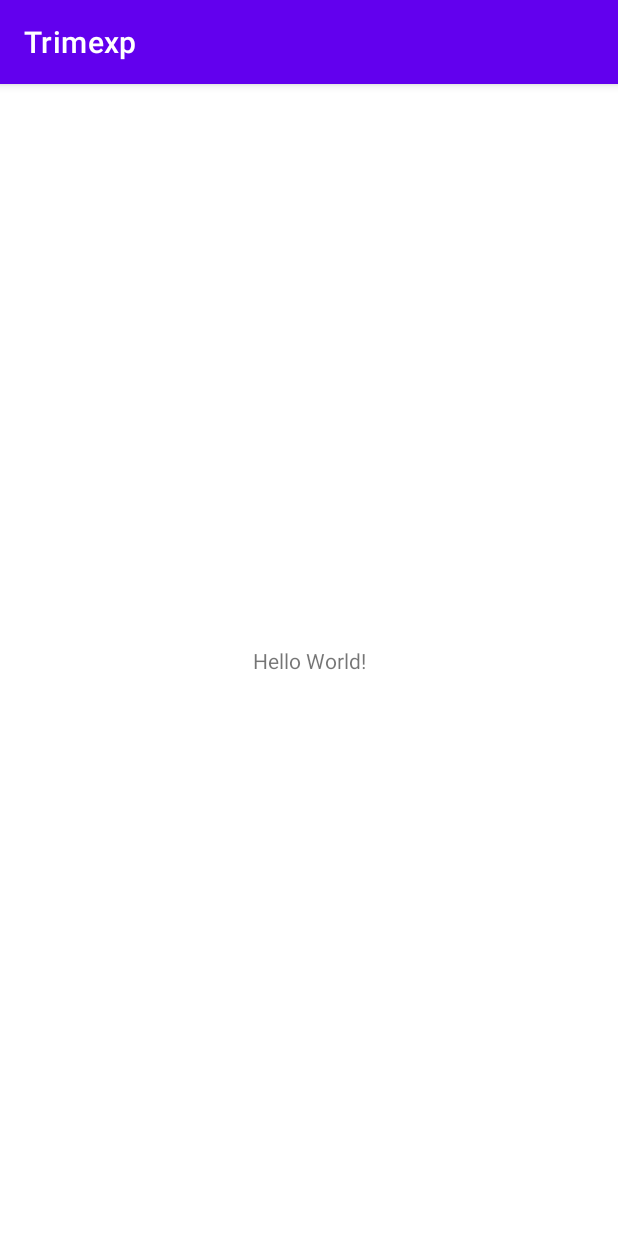
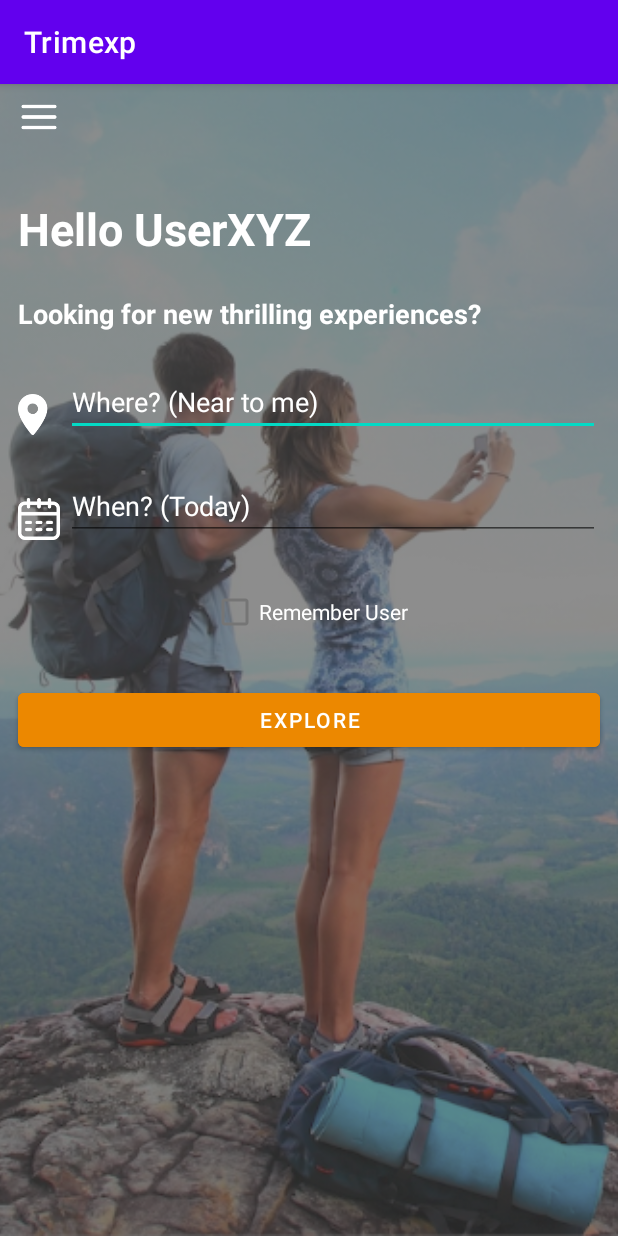
Before and after one commit to sergiexpo/Trimexp, an Android app: the screen it shows after launch (MainActivity before the commit, LoginActivity after it), on a phone screen of 412 x 824 dp. Run offline under Robolectric (Android 15) with nearby library versions, the phone set to English and light mode, and no system bars.

Commit message:
22 - 03 : Login Screen befor laterla menu

```diff
--- a/app/src/main/AndroidManifest.xml
+++ b/app/src/main/AndroidManifest.xml
@@ -18,6 +18,7 @@
         </activity>
 
         <activity android:name=".MainActivity"/>
+        <activity android:name=".LoginActivity"/>
 
     </application>
 
--- /dev/null
+++ b/app/src/main/java/com/neoland/trimexp/LoginActivity.kt
@@ -0,0 +1,25 @@
+package com.neoland.trimexp
+
+import android.os.Bundle
+import androidx.appcompat.app.AppCompatActivity
+import androidx.lifecycle.ViewModelProvider
+import com.neoland.trimexp.databinding.ActivityLoginBinding
+import com.neoland.trimexp.databinding.ActivitySplashBinding
+
+class LoginActivity: AppCompatActivity() {
+
+    private lateinit var binding : ActivityLoginBinding
+    private lateinit var model: LoginActivityViewModel
+
+    override fun onCreate(savedInstanceState: Bundle?) {
+        super.onCreate(savedInstanceState)
+        binding = ActivityLoginBinding.inflate(layoutInflater)
+        setContentView(binding.root)
+
+        model = ViewModelProvider(this).get(LoginActivityViewModel::class.java)
+
+        binding.imageViewLogAct.setImageResource(model.getLoginActivityImage())
+
+
+    }
+}
--- /dev/null
+++ b/app/src/main/java/com/neoland/trimexp/LoginActivityViewModel.kt
@@ -0,0 +1,13 @@
+package com.neoland.trimexp
+
+import android.app.Application
+import androidx.lifecycle.AndroidViewModel
+
+class LoginActivityViewModel (application: Application) : AndroidViewModel(application)  {
+
+
+    fun getLoginActivityImage(): Int {
+        return R.mipmap.splashactivityimage
+    }
+
+}
--- a/app/src/main/java/com/neoland/trimexp/SplashActivity.kt
+++ b/app/src/main/java/com/neoland/trimexp/SplashActivity.kt
@@ -35,8 +35,8 @@ class SplashActivity: AppCompatActivity() {
    private fun tiempoCarga(){
 
        lifecycleScope.launch {
-           delay(5000)
-           val intent = Intent(this@SplashActivity, MainActivity::class.java)
+           delay(2000)
+           val intent = Intent(this@SplashActivity, LoginActivity::class.java)
            startActivity(intent)
            finish()
        }
--- /dev/null
+++ b/app/src/main/res/layout/activity_login.xml
@@ -0,0 +1,157 @@
+<?xml version="1.0" encoding="utf-8"?>
+
+<androidx.constraintlayout.widget.ConstraintLayout
+    xmlns:android="http://schemas.android.com/apk/res/android"
+    xmlns:app="http://schemas.android.com/apk/res-auto"
+    xmlns:tools="http://schemas.android.com/tools"
+    android:layout_width="match_parent"
+    android:layout_height="match_parent">
+
+    <ImageView
+        android:id="@+id/imageView_logAct"
+        android:layout_width="match_parent"
+        android:layout_height="match_parent"
+        android:scaleType="centerCrop"
+        app:layout_constraintBottom_toBottomOf="parent"
+        app:layout_constraintEnd_toEndOf="parent"
+        app:layout_constraintStart_toStartOf="parent"
+        app:layout_constraintTop_toTopOf="parent"
+        tools:srcCompat="@tools:sample/avatars"/>
+
+    <androidx.constraintlayout.widget.ConstraintLayout
+        android:layout_width="match_parent"
+        android:layout_height="match_parent"
+        android:alpha="0.6"
+        android:background="@color/cardview_dark_background"
+        app:layout_constraintBottom_toBottomOf="parent"
+        app:layout_constraintEnd_toEndOf="parent"
+        app:layout_constraintStart_toStartOf="parent"
+        app:layout_constraintTop_toTopOf="parent">
+
+
+    </androidx.constraintlayout.widget.ConstraintLayout>
+
+    <androidx.constraintlayout.widget.ConstraintLayout
+        android:layout_width="match_parent"
+        android:layout_height="match_parent"
+        app:layout_constraintBottom_toBottomOf="parent"
+        app:layout_constraintEnd_toEndOf="parent"
+        app:layout_constraintStart_toStartOf="parent"
+        app:layout_constraintTop_toTopOf="parent">
+
+
+        <ImageView
+            android:id="@+id/imageView_iconMenu"
+            android:layout_width="28dp"
+            android:layout_height="28dp"
+            android:layout_marginStart="12dp"
+            android:layout_marginTop="8dp"
+            android:src="@mipmap/icon_menu"
+            app:layout_constraintStart_toStartOf="parent"
+            app:layout_constraintTop_toTopOf="parent"
+            app:tint="@color/white" />
+
+
+        <TextView
+            android:id="@+id/textView_title"
+            android:layout_width="wrap_content"
+            android:layout_height="wrap_content"
+            android:text="Hello UserXYZ"
+            android:textColor="#FFFFFF"
+            android:textSize="30sp"
+            android:textStyle="bold"
+            app:layout_constraintStart_toStartOf="parent"
+            app:layout_constraintTop_toBottomOf="@+id/imageView_iconMenu"
+            android:layout_marginStart="12dp"
+            android:layout_marginTop="40dp"/>
+
+        <TextView
+            android:id="@+id/textView_description"
+            android:layout_width="wrap_content"
+            android:layout_height="wrap_content"
+            android:text="Looking for new thrilling experiences?"
+            android:textColor="#FFFFFF"
+            android:textSize="18sp"
+            android:textStyle="bold"
+            app:layout_constraintStart_toStartOf="parent"
+            app:layout_constraintTop_toBottomOf="@+id/textView_title"
+            android:layout_marginStart="12dp"
+            android:layout_marginTop="24dp"/>
+
+        <ImageView
+            android:id="@+id/imageView_location"
+            android:layout_width="28dp"
+            android:layout_height="28dp"
+            android:layout_marginStart="12dp"
+            app:layout_constraintStart_toStartOf="parent"
+            app:layout_constraintBottom_toBottomOf="@+id/editText_Location"
+            app:srcCompat="@mipmap/icon_location"
+            app:tint="@color/white" />
+
+        <EditText
+            android:id="@+id/editText_Location"
+            android:layout_width="0dp"
+            android:layout_height="wrap_content"
+            android:layout_marginTop="24dp"
+            android:inputType="textPersonName"
+            android:text="Where? (Near to me)"
+            android:textColor="#FFFFFF"
+            app:layout_constraintEnd_toEndOf="parent"
+            app:layout_constraintStart_toEndOf="@+id/imageView_location"
+            app:layout_constraintTop_toBottomOf="@+id/textView_description"
+            android:layout_marginStart="4dp"
+            android:layout_marginEnd="12dp"/>
+
+        <ImageView
+            android:id="@+id/imageView_dates"
+            android:layout_width="28dp"
+            android:layout_height="28dp"
+            android:layout_marginStart="12dp"
+            app:layout_constraintStart_toStartOf="parent"
+            app:layout_constraintBottom_toBottomOf="@+id/editText_Dates"
+            app:srcCompat="@mipmap/icon_calendar_v2"
+            app:tint="@color/white" />
+
+        <EditText
+            android:id="@+id/editText_Dates"
+            android:layout_width="0dp"
+            android:layout_height="wrap_content"
+            android:inputType="textPersonName"
+            android:text="When? (Today)"
+            android:textColor="#FFFFFF"
+            app:layout_constraintEnd_toEndOf="parent"
+            app:layout_constraintStart_toEndOf="@+id/imageView_dates"
+            app:layout_constraintTop_toBottomOf="@+id/editText_Location"
+            android:layout_marginStart="4dp"
+            android:layout_marginEnd="12dp"
+            android:layout_marginTop="24dp"/>
+
+        <CheckBox
+            android:id="@+id/checkBox_rememberUser"
+            android:layout_width="wrap_content"
+            android:layout_height="wrap_content"
+            android:text="Remember User"
+            android:textColor="#FFFFFF"
+            app:layout_constraintEnd_toEndOf="parent"
+            app:layout_constraintStart_toStartOf="parent"
+            app:layout_constraintTop_toBottomOf="@+id/editText_Dates"
+            android:layout_marginTop="24dp"/>
+
+        <Button
+            android:id="@+id/button"
+            android:layout_width="match_parent"
+            android:layout_height="wrap_content"
+            android:layout_marginStart="12dp"
+            android:layout_marginTop="24dp"
+            android:layout_marginEnd="12dp"
+            android:text="Explore"
+            android:backgroundTint="#EC8800"
+            app:layout_constraintEnd_toEndOf="parent"
+            app:layout_constraintStart_toStartOf="parent"
+            app:layout_constraintTop_toBottomOf="@+id/checkBox_rememberUser" />
+
+    </androidx.constraintlayout.widget.ConstraintLayout>
+
+
+
+</androidx.constraintlayout.widget.ConstraintLayout>
--- a/app/src/main/res/layout/activity_splash.xml
+++ b/app/src/main/res/layout/activity_splash.xml
@@ -10,7 +10,6 @@
         android:id="@+id/imageView_splashAct"
         android:layout_width="match_parent"
         android:layout_height="match_parent"
-        android:cropToPadding="false"
         android:scaleType="centerCrop"
         app:layout_constraintBottom_toBottomOf="parent"
         app:layout_constraintEnd_toEndOf="parent"
--- /dev/null
+++ b/app/src/main/res/menu/menu_home.xml
@@ -0,0 +1,23 @@
+<?xml version="1.0" encoding="utf-8"?>
+
+<menu xmlns:android="http://schemas.android.com/apk/res/android"
+    xmlns:tools="http://schemas.android.com/tools"
+    tools:showIn="navigation_view">
+
+    <group android:checkableBehavior="single">
+
+        <item
+            android:id="@+id/menu_1"
+            android:title="Opcion 1" />
+
+        <item
+            android:id="@+id/menu_2"
+            android:title="Opcion 2" />
+
+        <item
+            android:id="@+id/menu_3"
+            android:title="Opcion 3" />
+
+    </group>
+
+</menu>
```
Also changed, not shown: app/src/main/res/location/location.svg (added), app/src/main/res/mipmap-xhdpi/icon_calendar.png (added), app/src/main/res/mipmap-xhdpi/icon_calendar_v2.png (added), app/src/main/res/mipmap-xhdpi/icon_location.png (added), app/src/main/res/mipmap-xhdpi/icon_menu.png (added), app/src/main/res/mipmap-xhdpi/icon_menu_v2.png (added).
